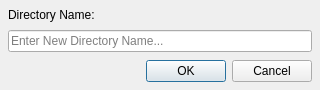
Qt form ui/createdirdialog.ui (maxavadallat/maxcommander) before a commit.
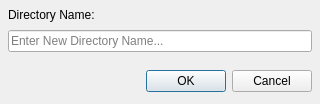
The same form after that commit.

Diff of the .ui file:
```diff
--- a/ui/createdirdialog.ui
+++ b/ui/createdirdialog.ui
@@ -7,7 +7,7 @@
     <x>0</x>
     <y>0</y>
     <width>320</width>
-    <height>90</height>
+    <height>104</height>
    </rect>
   </property>
   <property name="sizePolicy">
@@ -19,13 +19,7 @@
   <property name="minimumSize">
    <size>
     <width>320</width>
-    <height>90</height>
-   </size>
-  </property>
-  <property name="maximumSize">
-   <size>
-    <width>16777215</width>
-    <height>90</height>
+    <height>0</height>
    </size>
   </property>
   <property name="windowTitle">
@@ -35,9 +29,18 @@
    <bool>true</bool>
   </property>
   <layout class="QGridLayout" name="gridLayout">
-   <property name="margin">
+   <property name="leftMargin">
     <number>8</number>
    </property>
+   <property name="topMargin">
+    <number>8</number>
+   </property>
+   <property name="rightMargin">
+    <number>8</number>
+   </property>
+   <property name="bottomMargin">
+    <number>12</number>
+   </property>
    <property name="spacing">
     <number>8</number>
    </property>
@@ -64,13 +67,32 @@
      </property>
     </widget>
    </item>
-   <item row="2" column="0">
+   <item row="3" column="0">
     <widget class="QDialogButtonBox" name="buttonBox">
+     <property name="sizePolicy">
+      <sizepolicy hsizetype="Expanding" vsizetype="Minimum">
+       <horstretch>0</horstretch>
+       <verstretch>0</verstretch>
+      </sizepolicy>
+     </property>
      <property name="standardButtons">
       <set>QDialogButtonBox::Cancel|QDialogButtonBox::Ok</set>
      </property>
     </widget>
    </item>
+   <item row="2" column="0">
+    <spacer name="verticalSpacer">
+     <property name="orientation">
+      <enum>Qt::Vertical</enum>
+     </property>
+     <property name="sizeHint" stdset="0">
+      <size>
+       <width>20</width>
+       <height>2</height>
+      </size>
+     </property>
+    </spacer>
+   </item>
   </layout>
  </widget>
  <resources/>
```
Left out of the diff: 8 changed lines with no effect on the pictures.
